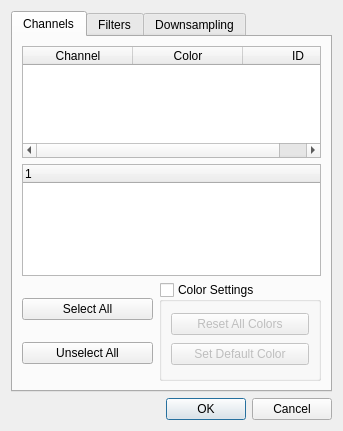
cbrnr/sigviewer, file src/gui_impl/dialogs/channel_dialog.ui: the form before one commit.
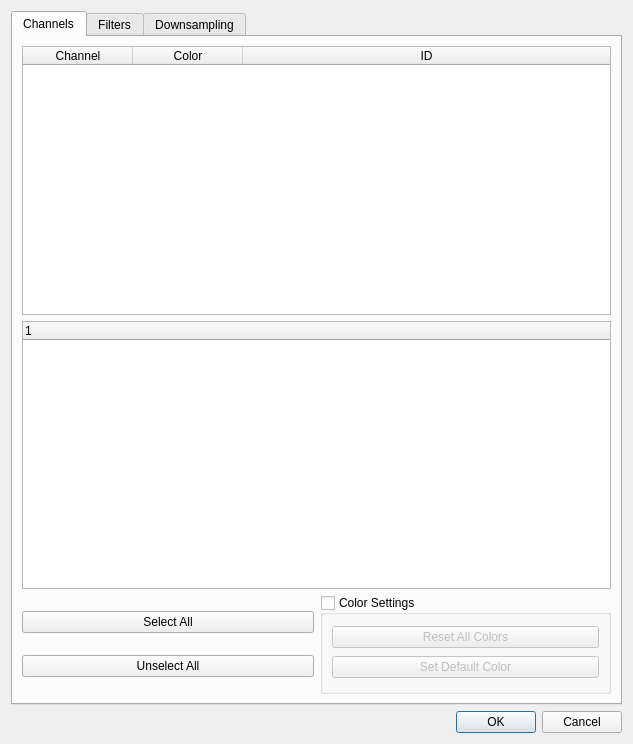
The form after the commit.

Commit message:
Improved channel selection dialog
And several other dialogs as well

The edit to the form file:
```diff
--- a/src/gui_impl/dialogs/channel_dialog.ui
+++ b/src/gui_impl/dialogs/channel_dialog.ui
@@ -6,8 +6,8 @@
    <rect>
     <x>0</x>
     <y>0</y>
-    <width>343</width>
-    <height>431</height>
+    <width>633</width>
+    <height>744</height>
    </rect>
   </property>
   <property name="windowTitle">
@@ -38,6 +38,9 @@
          <property name="frameShape">
           <enum>QFrame::StyledPanel</enum>
          </property>
+         <property name="sizeAdjustPolicy">
+          <enum>QAbstractScrollArea::AdjustIgnored</enum>
+         </property>
          <property name="autoScrollMargin">
           <number>0</number>
          </property>
```
The commit also changes 6 other files.
